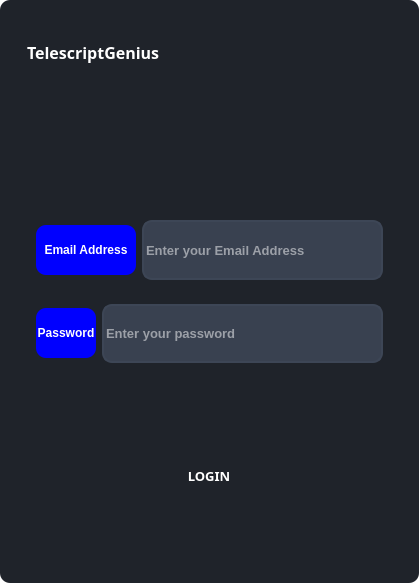
Above: login.ui from fawazdevx/TeleScriptGenius before the change. Below: the same form after it.
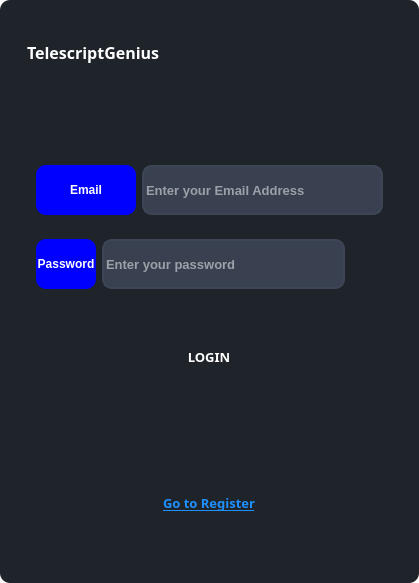
That is the form after the change. Icons and pictures are not drawn.

The edit to the form file:
```diff
--- a/login.ui
+++ b/login.ui
@@ -119,7 +119,7 @@
 border-radius:10px;</string>
                </property>
                <property name="text">
-                <string>Email Address</string>
+                <string>Email</string>
                </property>
                <property name="alignment">
                 <set>Qt::AlignCenter</set>
@@ -215,18 +215,50 @@
 border: 2px solid rgb(61, 70, 86);
 border-radius:10px;</string>
                </property>
+               <property name="echoMode">
+                <enum>QLineEdit::Password</enum>
+               </property>
                <property name="placeholderText">
                 <string>Enter your password</string>
                </property>
               </widget>
              </item>
+             <item>
+              <widget class="QPushButton" name="showPassBtn">
+               <property name="sizePolicy">
+                <sizepolicy hsizetype="Fixed" vsizetype="Minimum">
+                 <horstretch>0</horstretch>
+                 <verstretch>0</verstretch>
+                </sizepolicy>
+               </property>
+               <property name="minimumSize">
+                <size>
+                 <width>0</width>
+                 <height>0</height>
+                </size>
+               </property>
+               <property name="text">
+                <string/>
+               </property>
+               <property name="icon">
+                <iconset>
+                 <normaloff>icons/eye.svg</normaloff>icons/eye.svg</iconset>
+               </property>
+               <property name="iconSize">
+                <size>
+                 <width>24</width>
+                 <height>24</height>
+                </size>
+               </property>
+              </widget>
+             </item>
             </layout>
            </widget>
           </item>
          </layout>
         </widget>
        </item>
-       <item>
+       <item alignment="Qt::AlignTop">
         <widget class="QFrame" name="frame_2">
          <property name="frameShape">
           <enum>QFrame::StyledPanel</enum>
@@ -265,6 +297,59 @@
          </layout>
         </widget>
        </item>
+       <item>
+        <widget class="QFrame" name="frame_6">
+         <property name="frameShape">
+          <enum>QFrame::StyledPanel</enum>
+         </property>
+         <property name="frameShadow">
+          <enum>QFrame::Raised</enum>
+         </property>
+         <layout class="QHBoxLayout" name="horizontalLayout_4">
+          <item>
+           <widget class="QPushButton" name="regNowBtn">
+            <property name="sizePolicy">
+             <sizepolicy hsizetype="Fixed" vsizetype="Fixed">
+              <horstretch>0</horstretch>
+              <verstretch>0</verstretch>
+             </sizepolicy>
+            </property>
+            <property name="minimumSize">
+             <size>
+              <width>200</width>
+              <height>70</height>
+             </size>
+            </property>
+            <property name="font">
+             <font>
+              <family>Segoe UI Black</family>
+              <pointsize>-1</pointsize>
+              <weight>75</weight>
+              <bold>true</bold>
+              <underline>true</underline>
+             </font>
+            </property>
+            <property name="styleSheet">
+             <string notr="true">QPushButton {
+    background: transparent;
+    color: #1E90FF;
+    border: none;
+    text-decoration: underline;
+    font-size: 13px;
+}
+QPushButton:hover {
+    color: #00BFFF;
+}
+</string>
+            </property>
+            <property name="text">
+             <string>Go to Register</string>
+            </property>
+           </widget>
+          </item>
+         </layout>
+        </widget>
+       </item>
       </layout>
      </widget>
     </item>
```
Left out of the diff: 4 changed lines with no effect on the pictures.
